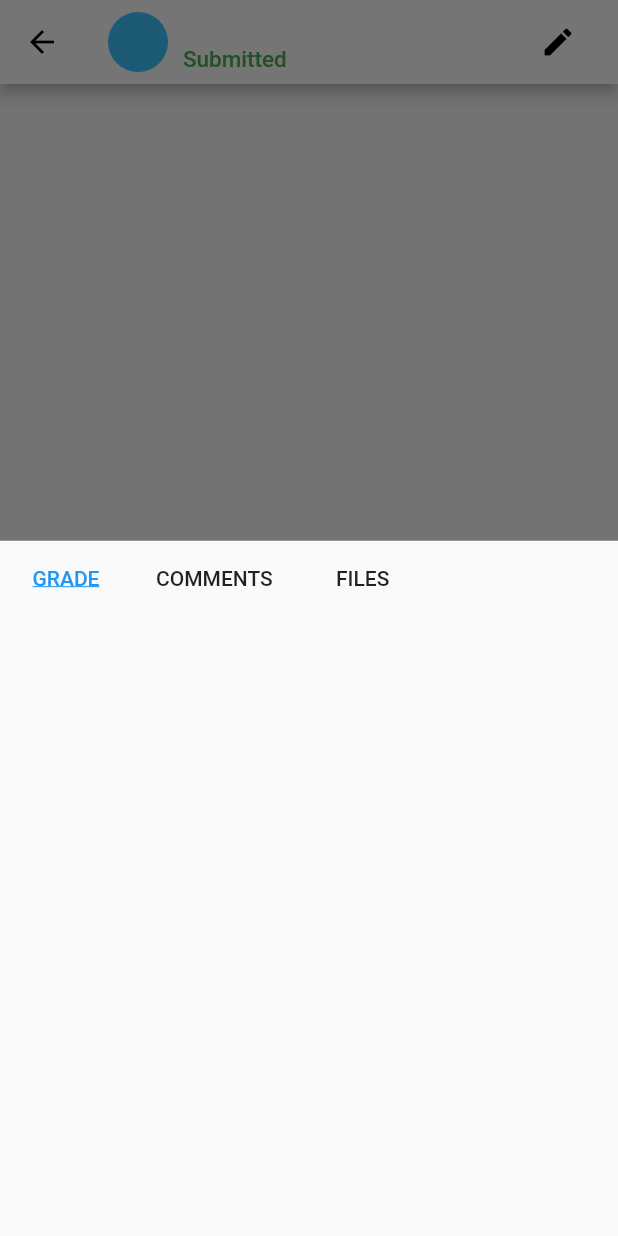
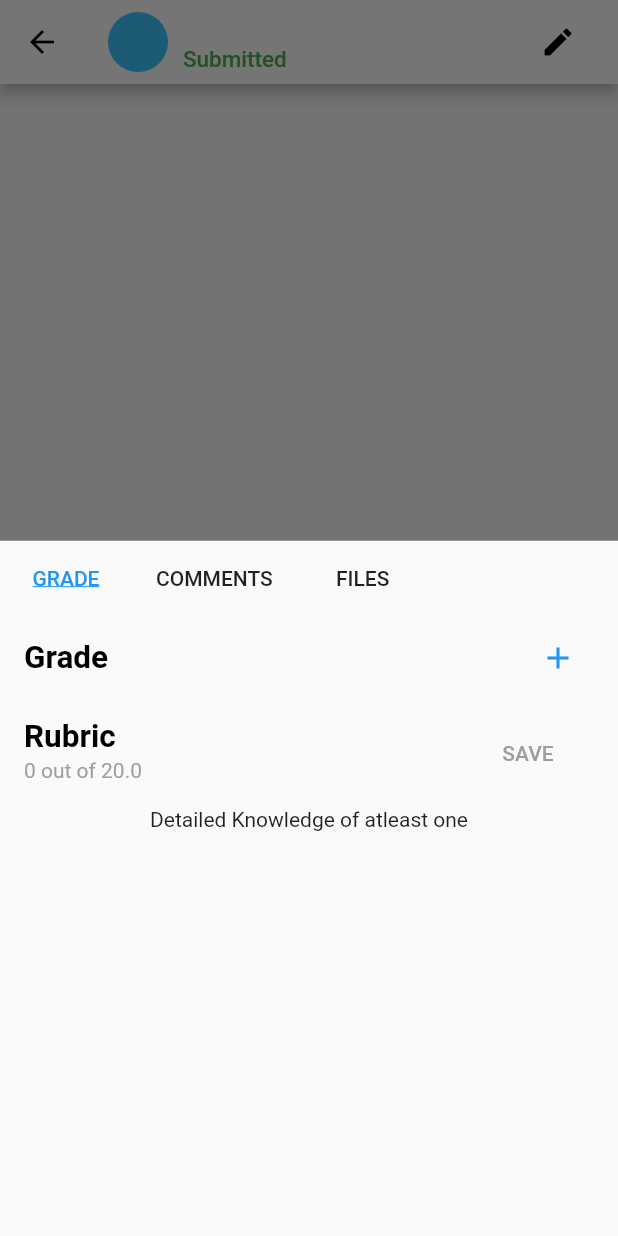
Before and after one commit to UmairJibran/canvasteacher, a Flutter app: the GradeScreen screen opened directly with empty values, after a tap on "Grade", on a phone screen of 412 x 824 dp. Run offline on Flutter 3.47's test engine with Material 2 defaults, Android fonts, the phone set to English and light mode, and no system bars; our stand-ins replace auto_size_text, pie_chart.

Commit message:
completed first tab of bottom sheet

```diff
--- a/lib/widgets/bottom_sheet/grades.dart
+++ b/lib/widgets/bottom_sheet/grades.dart
@@ -4,7 +4,49 @@ class BottomSheetGradeTab extends StatelessWidget {
   @override
   Widget build(BuildContext context) {
     return Column(
-      children: [],
+      children: [
+        ListTile(
+          title: Text(
+            "Grade",
+            style: TextStyle(
+              fontSize: 21,
+              color: Colors.black,
+              fontWeight: FontWeight.bold,
+            ),
+          ),
+          trailing: IconButton(
+            icon: Icon(
+              Icons.add,
+              color: Colors.blue,
+            ),
+            onPressed: () {},
+          ),
+        ),
+        ListTile(
+          title: Text(
+            "Rubric",
+            style: TextStyle(
+              fontSize: 21,
+              color: Colors.black,
+              fontWeight: FontWeight.bold,
+            ),
+          ),
+          subtitle: Text(
+            "0 out of 20.0",
+            style: TextStyle(color: Colors.grey),
+          ),
+          trailing: FlatButton(
+            onPressed: () {},
+            child: Text(
+              "SAVE",
+              style: TextStyle(
+                color: Colors.grey,
+              ),
+            ),
+          ),
+        ),
+        Text("Detailed Knowledge of atleast one"),
+      ],
     );
   }
 }
```
